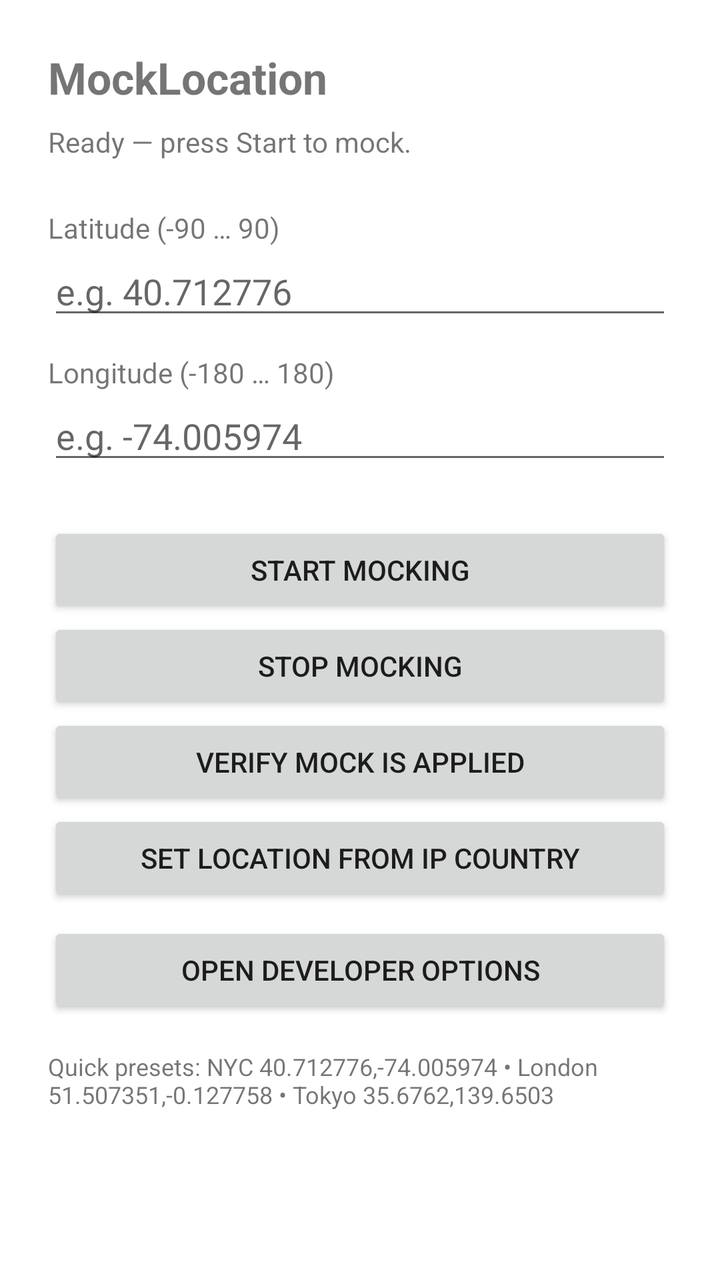
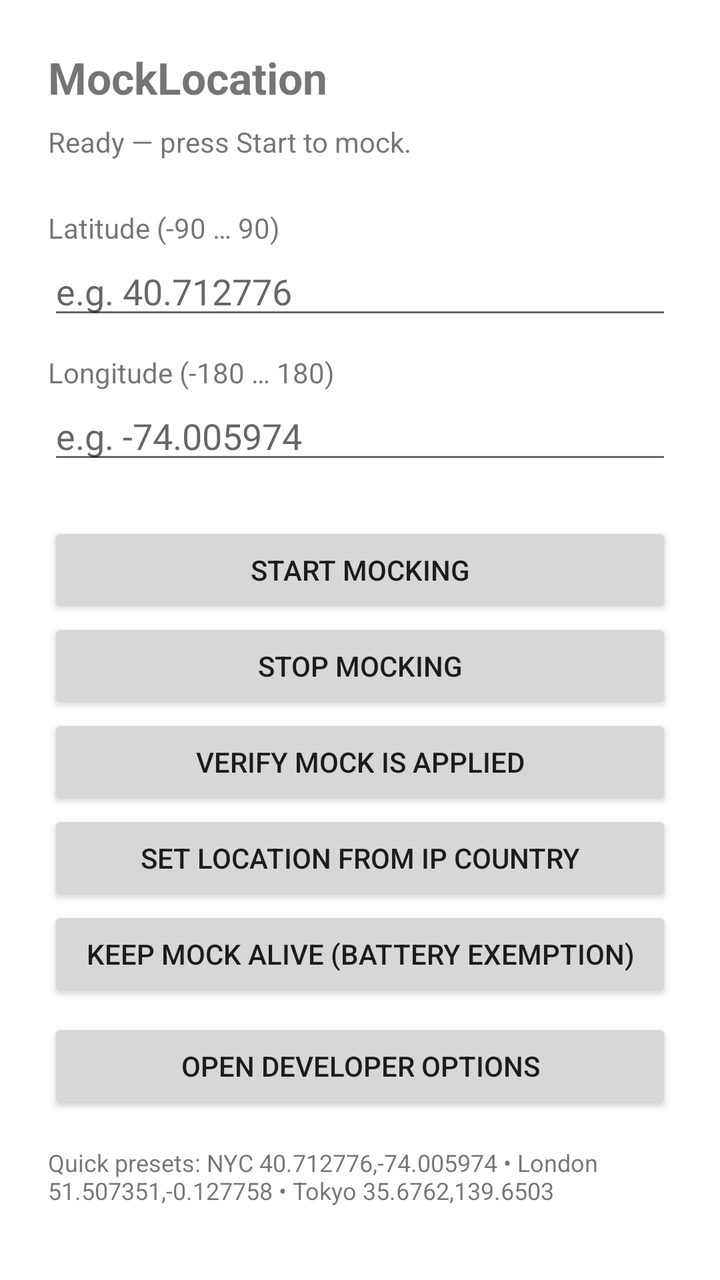

An Android layout rendered at two revisions. The XML below is the earlier revision; the diff shows what the commit changed to produce the second picture.
<!-- AndroidManifest.xml: application theme Theme.MockLocation -->
<!-- res/layout/activity_main.xml -->
<?xml version="1.0" encoding="utf-8"?>
<LinearLayout xmlns:android="http://schemas.android.com/apk/res/android"
    android:layout_width="match_parent"
    android:layout_height="match_parent"
    android:orientation="vertical"
    android:padding="24dp">

    <TextView
        android:layout_width="wrap_content"
        android:layout_height="wrap_content"
        android:text="@string/app_name"
        android:textSize="22sp"
        android:textStyle="bold" />

    <TextView
        android:id="@+id/tvStatus"
        android:layout_width="wrap_content"
        android:layout_height="wrap_content"
        android:layout_marginTop="8dp"
        android:text="@string/status_ready" />

    <TextView
        android:layout_width="wrap_content"
        android:layout_height="wrap_content"
        android:layout_marginTop="24dp"
        android:text="Latitude (-90 … 90)" />

    <EditText
        android:id="@+id/etLat"
        android:layout_width="match_parent"
        android:layout_height="wrap_content"
        android:hint="e.g. 40.712776"
        android:inputType="numberSigned|numberDecimal" />

    <TextView
        android:layout_width="wrap_content"
        android:layout_height="wrap_content"
        android:layout_marginTop="12dp"
        android:text="Longitude (-180 … 180)" />

    <EditText
        android:id="@+id/etLng"
        android:layout_width="match_parent"
        android:layout_height="wrap_content"
        android:hint="e.g. -74.005974"
        android:inputType="numberSigned|numberDecimal" />

    <Button
        android:id="@+id/btnStart"
        android:layout_width="match_parent"
        android:layout_height="wrap_content"
        android:layout_marginTop="24dp"
        android:text="Start mocking" />

    <Button
        android:id="@+id/btnStop"
        android:layout_width="match_parent"
        android:layout_height="wrap_content"
        android:text="Stop mocking" />

    <Button
        android:id="@+id/btnVerify"
        android:layout_width="match_parent"
        android:layout_height="wrap_content"
        android:text="Verify mock is applied" />

    <Button
        android:id="@+id/btnIpCountry"
        android:layout_width="match_parent"
        android:layout_height="wrap_content"
        android:text="Set location from IP country" />

    <Button
        android:id="@+id/btnDevOptions"
        android:layout_width="match_parent"
        android:layout_height="wrap_content"
        android:layout_marginTop="8dp"
        android:text="Open developer options" />

    <TextView
        android:layout_width="wrap_content"
        android:layout_height="wrap_content"
        android:layout_marginTop="16dp"
        android:text="Quick presets: NYC 40.712776,-74.005974 • London 51.507351,-0.127758 • Tokyo 35.6762,139.6503"
        android:textSize="12sp" />

</LinearLayout>
<!-- resources referenced by this layout -->
<resources>
  <string name="app_name">MockLocation</string>
  <string name="status_ready">Ready — press Start to mock.</string>
  <style name="Theme.MockLocation" parent="Theme.MaterialComponents.DayNight.DarkActionBar" />
</resources>

<!-- the commit's change to res/layout/activity_main.xml (unified diff, before → after) -->
@@ -71,6 +71,12 @@
         android:text="Set location from IP country" />
 
     <Button
+        android:id="@+id/btnBattery"
+        android:layout_width="match_parent"
+        android:layout_height="wrap_content"
+        android:text="Keep mock alive (battery exemption)" />
+
+    <Button
         android:id="@+id/btnDevOptions"
         android:layout_width="match_parent"
         android:layout_height="wrap_content"
